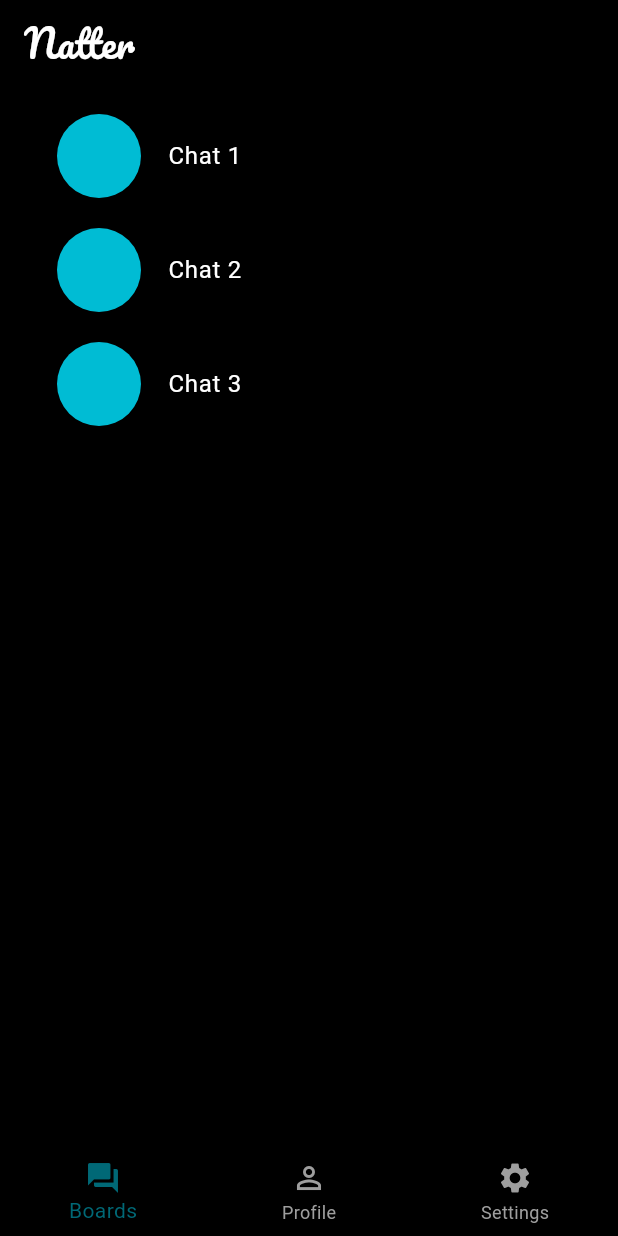
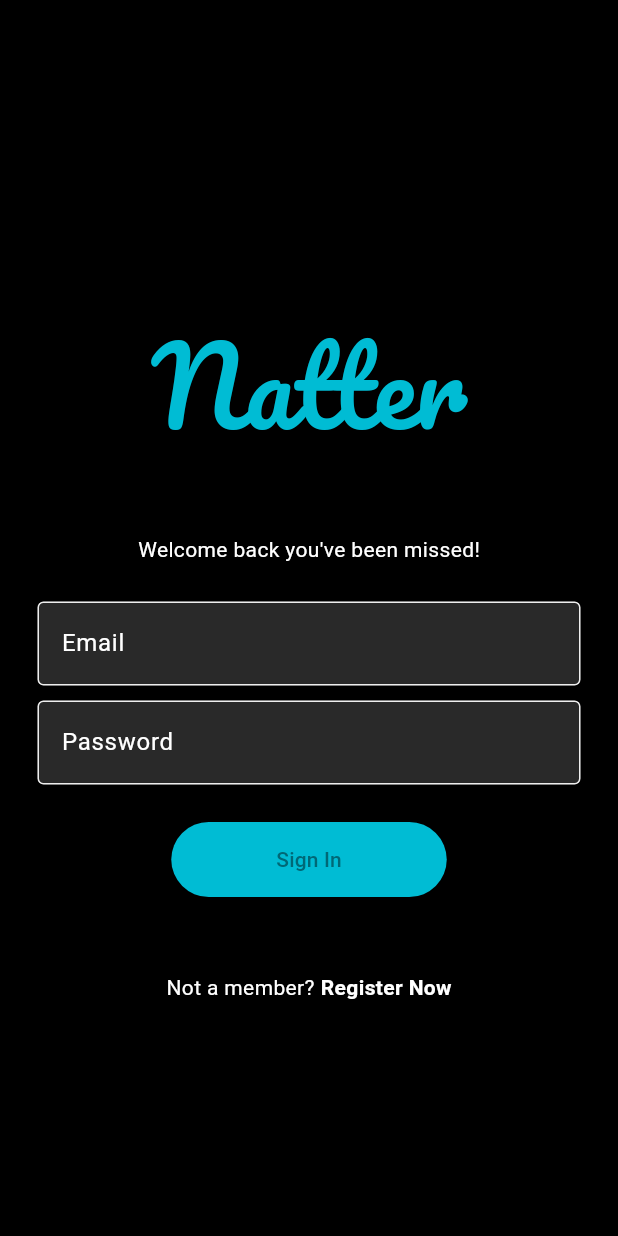
Before and after one commit to puneetkumarbajaj/Natter, a Flutter app: the screen it shows after launch, on a phone screen of 412 x 824 dp. Run offline on Flutter 3.47's test engine with Material 2 defaults, Android fonts, the phone set to English and light mode, and no system bars; our stand-ins replace google_fonts.

Commit message:
new file:   lib/pages/login_page.dart 	new file:   lib/pages/register_page.dart 	modified:   lib/pages/splash.dart 	new file:   lib/utilities/my_text_field.dart

```diff
--- /dev/null
+++ b/lib/pages/login_page.dart
@@ -0,0 +1,67 @@
+import 'package:flutter/material.dart';
+import 'package:google_fonts/google_fonts.dart';
+import 'package:natter/utilities/my_text_field.dart';
+
+class LoginPage extends StatefulWidget {
+  const LoginPage({super.key});
+
+  @override
+  State<LoginPage> createState() => _LoginPageState();
+}
+
+class _LoginPageState extends State<LoginPage> {
+  final emailController = TextEditingController();
+  final passwordController = TextEditingController();
+  @override
+  Widget build(BuildContext context) {
+    return Scaffold(
+      backgroundColor: Colors.black,
+      body: Padding(
+        padding: const EdgeInsets.symmetric(horizontal: 25.0),
+        child: Column(
+          mainAxisAlignment: MainAxisAlignment.center,
+          children: [
+            const SizedBox(height: 50,),
+            //logo
+            Text("Natter", style: GoogleFonts.pacifico(textStyle:TextStyle(fontSize: 70, color: Colors.cyan),)),
+            const SizedBox(height: 50,),
+            //welcome back message
+            Text("Welcome back you\'ve been missed!", style: TextStyle(color: Colors.white), ),
+            const SizedBox(height: 25,),
+            //email textfield
+            MyTextField(controller: emailController, hintText: "Email", obscureText: false),
+            const SizedBox(height: 10,),
+            //password textfield
+            MyTextField(controller: passwordController, hintText: "Password", obscureText: true),
+            const SizedBox(height: 25,),
+            //Sign IN button
+            ElevatedButton(
+              onPressed: (){},
+              child: Text("Sign In"),
+              style: ButtonStyle(
+                backgroundColor: MaterialStatePropertyAll<Color>(Colors.cyan),
+                padding: MaterialStatePropertyAll<EdgeInsetsGeometry>(EdgeInsets.fromLTRB(70, 15, 70, 15)),
+              ),
+            ),
+            const SizedBox(height: 50,),
+            //register now
+            const Row(
+              mainAxisAlignment: MainAxisAlignment.center,
+              children: [
+                Text("Not a member?" , style: TextStyle(color: Colors.white),),
+                SizedBox(width: 4,),
+                Text(
+                  "Register Now",
+                  style: TextStyle(
+                    fontWeight: FontWeight.bold,
+                    color: Colors.white,
+                  ),
+                )
+              ],
+            )
+          ]
+          ),
+      ),
+    );
+  }
+}
--- a/lib/pages/splash.dart
+++ b/lib/pages/splash.dart
@@ -1,4 +1,5 @@
 import 'package:flutter/material.dart';
+import 'package:natter/pages/login_page.dart';
 import 'package:natter/utilities/navBar.dart';
 import 'package:google_fonts/google_fonts.dart';
 class Splash extends StatefulWidget {
@@ -18,7 +19,7 @@ class _SplashState extends State<Splash> {
 
   _navigatetohome()async{
     await Future.delayed(Duration(milliseconds: 1500), () {});
-    Navigator.pushReplacement(context, MaterialPageRoute(builder: (context)=>NavBar()));
+    Navigator.pushReplacement(context, MaterialPageRoute(builder: (context)=>LoginPage()));
   }
 
   @override
--- /dev/null
+++ b/lib/utilities/my_text_field.dart
@@ -0,0 +1,33 @@
+import 'package:flutter/material.dart';
+
+class MyTextField extends StatelessWidget {
+  final TextEditingController controller;
+  final String hintText;
+  final bool obscureText;
+  const MyTextField({
+    super.key,
+    required this.controller,
+    required this.hintText,
+    required this.obscureText,
+    });
+
+  @override
+  Widget build(BuildContext context) {
+    return TextField(
+      controller: controller,
+      obscureText: obscureText,
+      decoration: InputDecoration(
+        enabledBorder: OutlineInputBorder(
+          borderSide: BorderSide(color: Colors.grey.shade200),
+        ),
+        focusedBorder: OutlineInputBorder(
+          borderSide: BorderSide(color: Colors.white),
+        ),
+        fillColor: Color.fromARGB(255, 41, 41, 41),
+        filled: true,
+        hintText: hintText,
+        hintStyle: const TextStyle(color: Colors.white),
+      ),
+    );
+  }
+}
```
Also changed, not shown: lib/pages/register_page.dart (added, +68 -0 lines).
